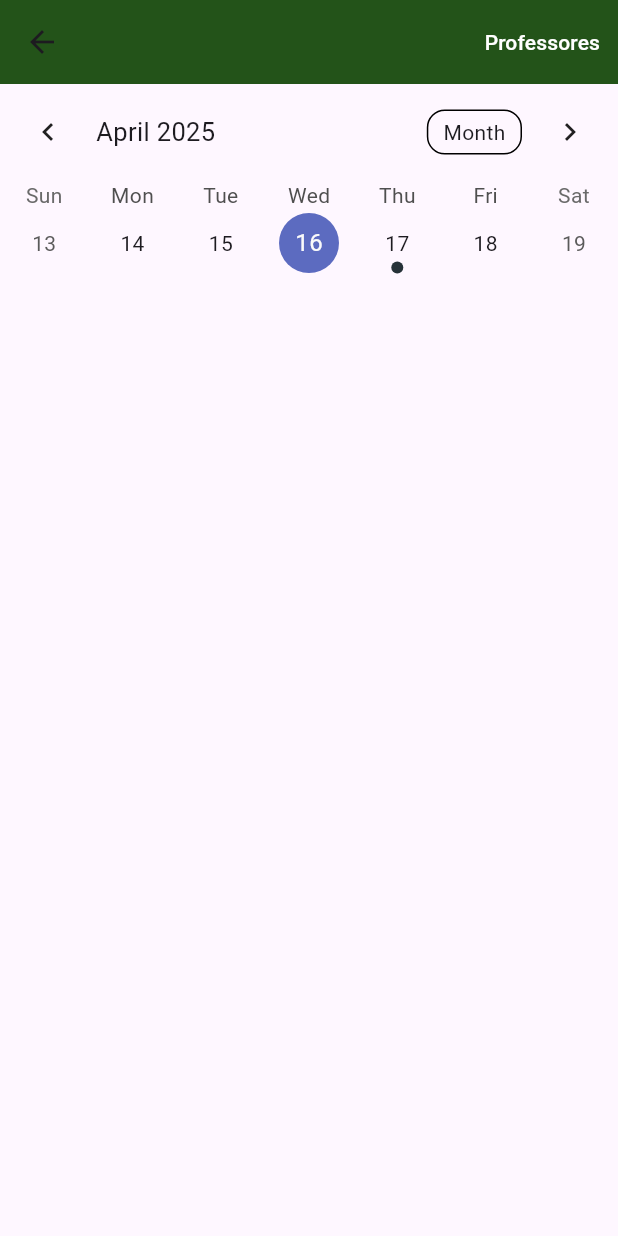
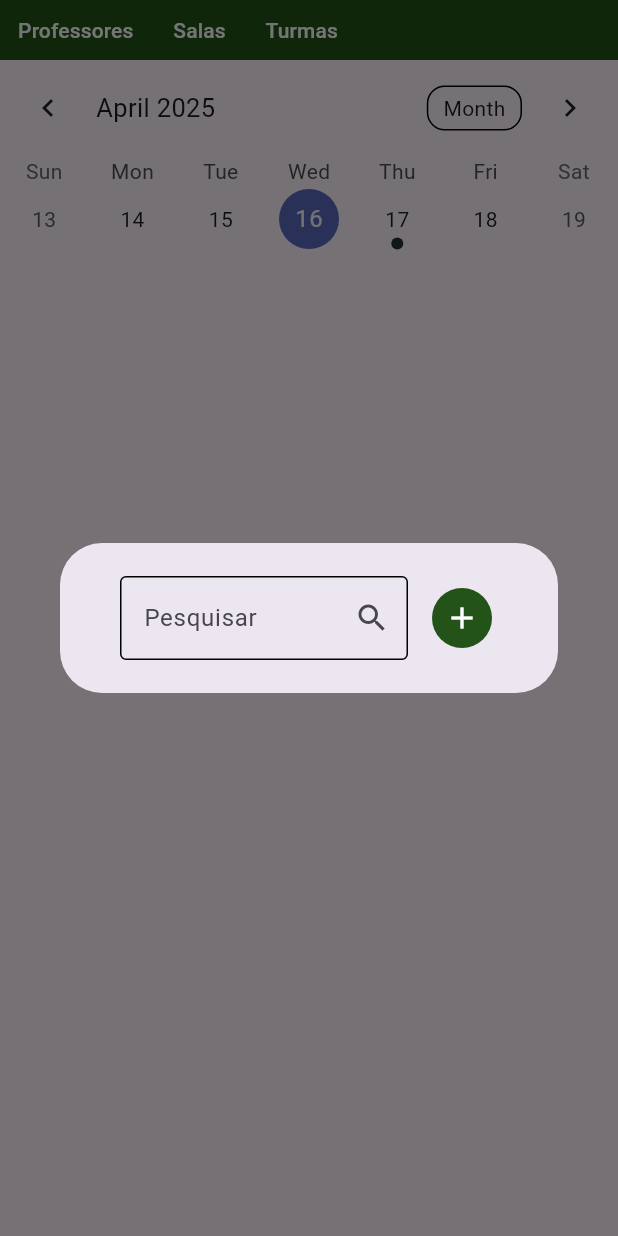
Before and after one commit to debora-rosada/ensala_mais, a Flutter app: the HomePage screen opened directly, after a tap on "Professores", on a phone screen of 412 x 824 dp. Run offline on Flutter 3.47's test engine with Material 3 defaults, Android fonts, the phone set to English and light mode, and no system bars; drawn by our look-alikes of table_calendar; our stand-ins replace flutter_dotenv, supabase_flutter; accounts and stored records are empty; network calls fail.

Commit message:
atualização

```diff
--- a/lib/main.dart
+++ b/lib/main.dart
@@ -4,6 +4,7 @@ import 'package:supabase_flutter/supabase_flutter.dart';
 import 'package:flutter_dotenv/flutter_dotenv.dart';
 
 import 'pages/home_page.dart';
+import 'utils/project_colors.dart';
 
 Future<void> main() async {
   await dotenv.load(fileName: ".env");
@@ -13,7 +14,7 @@ Future<void> main() async {
   );
   runApp(MaterialApp(
       debugShowCheckedModeBanner: false,
-      home: const HomePage())); //TODO lembrar de voltar
+      home: const MainApp())); //TODO lembrar de voltar
 }
 
 class MainApp extends StatelessWidget {
@@ -23,9 +24,10 @@ class MainApp extends StatelessWidget {
   Widget build(BuildContext context) {
     TextEditingController _emailController = TextEditingController();
     TextEditingController _passwordController = TextEditingController();
+    ProjectColors projectColors = ProjectColors();
 
     return Scaffold(
-      backgroundColor: Color(0xFFa4bc98),
+      backgroundColor: projectColors.backgroundColor,
       body: Center(
         child: Column(
           mainAxisAlignment: MainAxisAlignment.center,
@@ -39,12 +41,12 @@ class MainApp extends StatelessWidget {
                   ? 400
                   : MediaQuery.of(context).size.width * 0.8,
               child: Card(
-                color: Color(0xFFf4f6ec),
-                margin: EdgeInsets.all(50),
+                color: projectColors.cardColor,
+                margin: EdgeInsets.all(40),
                 child: Padding(
                   padding: const EdgeInsets.all(16.0),
                   child: Column(
-                    spacing: 16,
+                    spacing: 8,
                     children: [
                       TextField(
                         controller: _emailController,
@@ -52,7 +54,7 @@ class MainApp extends StatelessWidget {
                           label: Text('Email'),
                           enabledBorder: OutlineInputBorder(
                               borderRadius:
-                                  BorderRadius.all(Radius.circular(8))),
+                                  BorderRadius.all(Radius.circular(6))),
                           focusedBorder: OutlineInputBorder(),
                         ),
                       ),
@@ -62,7 +64,7 @@ class MainApp extends StatelessWidget {
                           label: Text('Senha'),
                           enabledBorder: OutlineInputBorder(
                               borderRadius:
-                                  BorderRadius.all(Radius.circular(8))),
+                                  BorderRadius.all(Radius.circular(6))),
                           focusedBorder: OutlineInputBorder(),
                         ),
                       ),
@@ -108,7 +110,7 @@ class MainApp extends StatelessWidget {
                             label: Text(
                               'Cadastrar',
                               style: TextStyle(
-                                color: Color(0xFF50713c),
+                                color: projectColors.buttonTextColor,
                                 fontWeight: FontWeight.bold,
                                 fontSize: 16,
                               ),
@@ -153,14 +155,14 @@ class MainApp extends StatelessWidget {
                             label: Text(
                               'Entrar',
                               style: TextStyle(
-                                color: Color(0xFF50713c),
+                                color: projectColors.buttonTextColor,
                                 fontWeight: FontWeight.bold,
                                 fontSize: 16,
                               ),
                             ),
                             icon: Icon(
                               Icons.login,
-                              color: Color(0xFF50713c),
+                              color: projectColors.buttonTextColor,
                             ),
                           ),
                         ],
--- a/lib/pages/home_page.dart
+++ b/lib/pages/home_page.dart
@@ -1,4 +1,5 @@
-import 'package:ensala_mais/widgets/scheduling_dialog.dart';
+import 'package:ensala_mais/utils/project_colors.dart';
+import 'package:ensala_mais/widgets/navbar_link.dart';
 import 'package:flutter/material.dart';
 import 'package:table_calendar/table_calendar.dart';
 
@@ -15,7 +16,6 @@ class _HomePageState extends State<HomePage> {
 
   // Instead of initializing in initState, just add the "late" modifier.
   late DateTime _selectedDay = _focusedDay;
-  Color _textColor = Colors.white;
 
   @override
   void initState() {
@@ -35,38 +35,33 @@ class _HomePageState extends State<HomePage> {
   @override
   Widget build(BuildContext context) {
     return Scaffold(
-      appBar: AppBar(
-        actions: [
-          MouseRegion(
-            onExit: (event) {
-              setState(() {
-                _textColor = Colors.white;
-              });
-            },
-            onHover: (event) {
-              setState(() {
-                _textColor = Color(0xffF1E0C5);
-              });
-            },
-            child: TextButton(
-                style: ButtonStyle(
-                  backgroundColor: WidgetStatePropertyAll(Colors.transparent),
-                  overlayColor: WidgetStatePropertyAll(Colors.transparent),
+      // appBar: AppBar(
+      //   leading: Row(
+      //     mainAxisAlignment: MainAxisAlignment.start,
+      //     children: [
+      //       NavbarLink(text: 'Professores'),
+      //       NavbarLink(text: 'Salas'),
+      //       NavbarLink(text: 'Turmas'),
+      //     ],
+      //   ),
+      //   backgroundColor: ProjectColors().mainGreen,
+      // ),
+      body: Column(
+        mainAxisAlignment: MainAxisAlignment.start,
+        children: [
+          Container(
+            height: 40,
+            color: ProjectColors().mainGreen,
+            child: Row(
+              mainAxisAlignment: MainAxisAlignment.start,
+              children: [
+                NavbarLink(text: 'Professores'),
+                NavbarLink(text: 'Salas'),
+                NavbarLink(text: 'Turmas'),
+              ],
             ),
-                onPressed: () {
-                  print('entrei no modulo professores');
-                },
-                child: Text(
-                  'Professores',
-                  style: TextStyle(
-                    color: _textColor,
           ),
-                )),
-          )
-        ],
-        backgroundColor: Color(0xff235319),
-      ),
-      body: TableCalendar(
+          TableCalendar(
             availableGestures: AvailableGestures.all,
             calendarFormat: CalendarFormat.week,
             firstDay: DateTime(1970),
@@ -90,6 +85,8 @@ class _HomePageState extends State<HomePage> {
               return isSameDay(_selectedDay, day);
             },
           ),
+        ],
+      ),
     );
   }
 }
--- a/lib/utils/colors.dart
+++ /dev/null
@@ -1,4 +0,0 @@
-// class Colors {
-//   Color mainGreen = Color(0xff235319);
-// }
-//TODO criar a paleta de cores
--- /dev/null
+++ b/lib/utils/project_colors.dart
@@ -0,0 +1,11 @@
+import 'package:flutter/material.dart';
+
+class ProjectColors {
+  Color mainGreen = Color(0xff235319);
+  Color backgroundColor = Color(0xFFa4bc98);
+  Color cardColor = Color(0xFFf4f6ec);
+  Color buttonTextColor = Color(0xFF50713c);
+  Color navbarTextHoverColor = Color(0xffF1E0C5);
+  Color navbarTextColor = Colors.white;
+  Color errorButtonForegroundColor = Color.fromARGB(255, 204, 225, 192);
+}
--- a/lib/widgets/error_dialog.dart
+++ b/lib/widgets/error_dialog.dart
@@ -1,3 +1,4 @@
+import 'package:ensala_mais/utils/project_colors.dart';
 import 'package:flutter/material.dart';
 
 class ErrorDialog extends StatelessWidget {
@@ -18,9 +19,10 @@ class ErrorDialog extends StatelessWidget {
       actions: <Widget>[
         TextButton(
           style: ButtonStyle(
-              overlayColor:
-                  WidgetStatePropertyAll(Color.fromARGB(255, 204, 225, 192)),
-              foregroundColor: WidgetStatePropertyAll(Color(0xFF50713c))),
+              overlayColor: WidgetStatePropertyAll(
+                  ProjectColors().errorButtonForegroundColor),
+              foregroundColor:
+                  WidgetStatePropertyAll(ProjectColors().buttonTextColor)),
           child: const Text('Confirmar'),
           onPressed: () {
             Navigator.of(context).pop();
--- /dev/null
+++ b/lib/widgets/modal.dart
@@ -0,0 +1,116 @@
+import 'package:ensala_mais/utils/project_colors.dart';
+import 'package:flutter/material.dart';
+
+class Modal extends StatefulWidget {
+  const Modal({super.key});
+
+  @override
+  State<Modal> createState() => _ModalState();
+}
+
+class _ModalState extends State<Modal> {
+  bool isFormVisible = false;
+// TODO: mudar a cor dos inputs e começar a salvar no supabase
+  @override
+  Widget build(BuildContext context) {
+    return Dialog(
+      child: SizedBox(
+        width: 400,
+        height: isFormVisible ? 300 : 100,
+        child: Padding(
+          padding: const EdgeInsets.fromLTRB(40, 0, 40, 0),
+          child: Column(
+            mainAxisAlignment: MainAxisAlignment.center,
+            children: [
+              Row(
+                spacing: 12,
+                children: [
+                  if (isFormVisible)
+                    Text(
+                      'Cadastro de professor',
+                      style:
+                          TextStyle(fontSize: 25, fontWeight: FontWeight.bold),
+                    ),
+                  if (!isFormVisible)
+                    Expanded(
+                        child: TextField(
+                      decoration: InputDecoration(
+                        label: Text('Pesquisar'),
+                        enabledBorder: OutlineInputBorder(),
+                        focusedBorder: OutlineInputBorder(),
+                        suffixIcon: Icon(Icons.search),
+                      ),
+                    )),
+                  if (!isFormVisible)
+                    IconButton(
+                        color: Colors.white,
+                        style: ButtonStyle(
+                            backgroundColor: WidgetStatePropertyAll(
+                                ProjectColors().mainGreen)),
+                        onPressed: () {
+                          setState(() {
+                            isFormVisible = true;
+                          });
+                        },
+                        icon: Icon(Icons.add)),
+                ],
+              ),
+              if (isFormVisible)
+                TextField(
+                  decoration: InputDecoration(label: Text('Nome')),
+                ),
+              if (isFormVisible)
+                TextField(
+                  decoration: InputDecoration(label: Text('Email')),
+                ),
+              if (isFormVisible)
+                TextField(
+                  decoration: InputDecoration(label: Text('Área')),
+                ),
+              if (isFormVisible)
+                Padding(
+                  padding: const EdgeInsets.only(top: 24),
+                  child: Row(
+                    spacing: 8,
+                    mainAxisAlignment: MainAxisAlignment.end,
+                    children: [
+                      TextButton.icon(
+                        label: Text(
+                          'Editar',
+                          style:
+                              TextStyle(color: ProjectColors().navbarTextColor),
+                        ),
+                        onPressed: () {},
+                        icon: Icon(Icons.edit_outlined),
+                        style: ButtonStyle(
+                          iconColor: WidgetStatePropertyAll(
+                              ProjectColors().navbarTextColor),
+                          backgroundColor:
+                              WidgetStatePropertyAll(ProjectColors().mainGreen),
+                        ),
+                      ),
+                      TextButton.icon(
+                        label: Text(
+                          'Salvar',
+                          style:
+                              TextStyle(color: ProjectColors().navbarTextColor),
+                        ),
+                        onPressed: () {},
+                        icon: Icon(Icons.save_outlined),
+                        style: ButtonStyle(
+                          iconColor: WidgetStatePropertyAll(
+                              ProjectColors().navbarTextColor),
+                          backgroundColor:
+                              WidgetStatePropertyAll(ProjectColors().mainGreen),
+                        ),
+                      ),
+                    ],
+                  ),
+                )
+            ],
+          ),
+        ),
+      ),
+    );
+  }
+}
--- /dev/null
+++ b/lib/widgets/navbar_link.dart
@@ -0,0 +1,56 @@
+import 'package:ensala_mais/widgets/modal.dart';
+import 'package:flutter/material.dart';
+
+import '../utils/project_colors.dart';
+
+class NavbarLink extends StatefulWidget {
+  final String text;
+  const NavbarLink({super.key, required this.text});
+
+  @override
+  State<NavbarLink> createState() => _NavbarLinkState();
+}
+
+class _NavbarLinkState extends State<NavbarLink> {
+  Color _textColor = Colors.white;
+
+  @override
+  Widget build(BuildContext context) {
+    return MouseRegion(
+      onExit: (event) {
+        setState(() {
+          _textColor = ProjectColors().navbarTextColor;
+        });
+      },
+      onHover: (event) {
+        setState(() {
+          _textColor = ProjectColors().navbarTextHoverColor;
+        });
+      },
+      child: TextButton(
+        style: ButtonStyle(
+          // fixedSize: WidgetStatePropertyAll(
+          //   Size(125, 25),
+          // ),
+          backgroundColor: WidgetStatePropertyAll(Colors.transparent),
+          overlayColor: WidgetStatePropertyAll(Colors.transparent),
+        ),
+        onPressed: () {
+          print('entrei no modulo ${widget.text}');
+          showDialog(
+              useSafeArea: true,
+              context: context,
+              builder: (context) {
+                return Modal();
+              });
+        },
+        child: Text(
+          widget.text,
+          style: TextStyle(
+            color: _textColor,
+          ),
+        ),
+      ),
+    );
+  }
+}
--- a/lib/widgets/scheduling_dialog.dart
+++ b/lib/widgets/scheduling_dialog.dart
@@ -1,3 +1,4 @@
+import 'package:ensala_mais/utils/project_colors.dart';
 import 'package:flutter/material.dart';
 
 class SchedulingDialog extends StatelessWidget {
@@ -18,9 +19,10 @@ class SchedulingDialog extends StatelessWidget {
       actions: <Widget>[
         TextButton(
           style: ButtonStyle(
-              overlayColor:
-                  WidgetStatePropertyAll(Color.fromARGB(255, 204, 225, 192)),
-              foregroundColor: WidgetStatePropertyAll(Color(0xFF50713c))),
+              overlayColor: WidgetStatePropertyAll(
+                  ProjectColors().errorButtonForegroundColor),
+              foregroundColor:
+                  WidgetStatePropertyAll(ProjectColors().buttonTextColor)),
           child: const Text('Confirmar'),
           onPressed: () {
             Navigator.of(context).pop();
```
Lines whose indentation alone changed are shown as unchanged.
